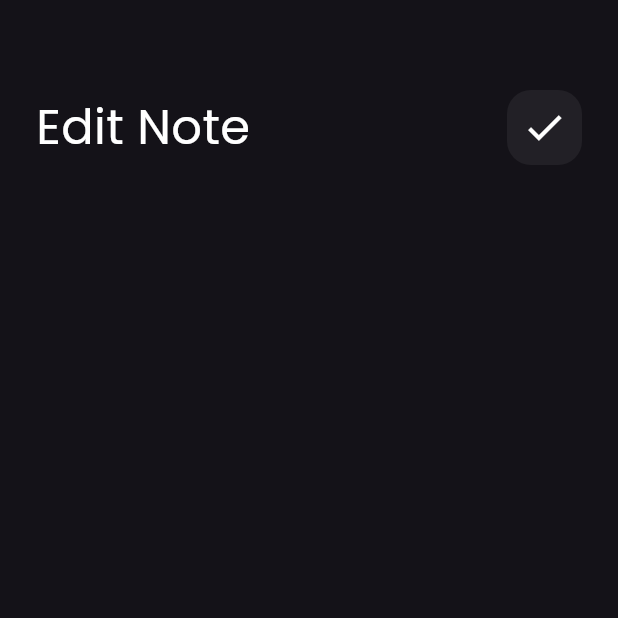
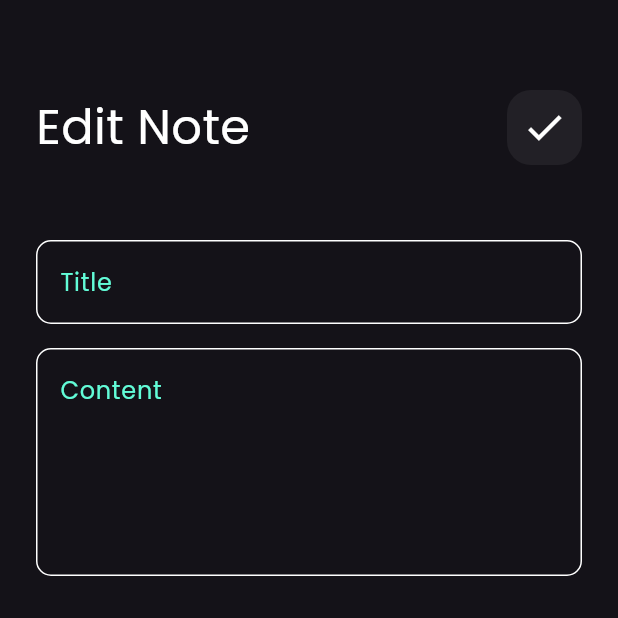
Before and after one commit to Bavlyy-Ramy/Notes_app, a Flutter app: the EditNotesView screen opened directly, on a phone screen of 412 x 824 dp, the top half of it. Run offline on Flutter 3.47's test engine with Material 3 defaults, Android fonts, the phone set to English and light mode, and no system bars; our stand-ins replace font_awesome_flutter.

Commit message:
edit note view UI done

```diff
--- a/lib/views/edit_notes_view_body.dart
+++ b/lib/views/edit_notes_view_body.dart
@@ -1,5 +1,6 @@
 import 'package:flutter/material.dart';
 import 'package:notes_app/views/widgets/custom_app_bar.dart';
+import 'package:notes_app/views/widgets/custom_text_field.dart';
 
 class EditNoteViewBody extends StatelessWidget {
   const EditNoteViewBody({super.key});
@@ -14,6 +15,13 @@ class EditNoteViewBody extends StatelessWidget {
           CustomAppBar(
             tile: 'Edit Note',
             icon: Icons.check,
+          ),
+          SizedBox(height: 50),
+          CustomTextField(hint: 'Title'),
+          SizedBox(height: 16),
+          CustomTextField(
+            hint: 'Content',
+            maxLines: 5,
           )
         ],
       ),
```
